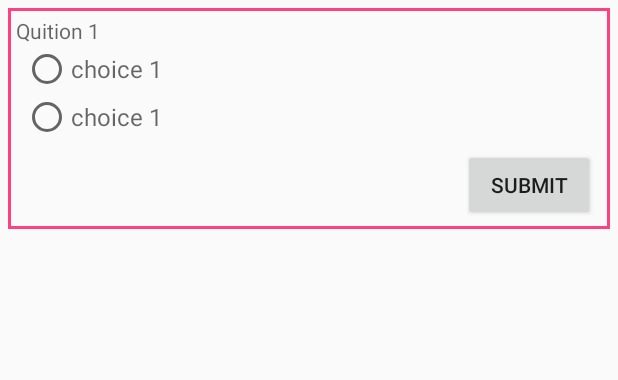
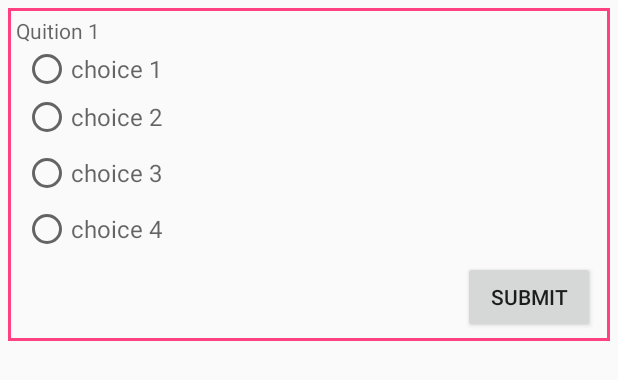
Before and after one commit to AmrEzzatAbdo/Quize_App, an Android app: the layout dashboard_item.xml on its own in the app's theme, with its tools: preview values and no code run, on a phone screen of 412 x 824 dp. Shown: the top 380 px of the screen. Run offline under Robolectric (Android 15) with nearby library versions, the phone set to English and light mode, and no system bars.

```diff
--- a/app/src/main/res/layout/dashboard_item.xml
+++ b/app/src/main/res/layout/dashboard_item.xml
@@ -31,10 +31,28 @@
         android:layout_width="wrap_content"
         android:maxWidth="300dp"
         android:layout_height="wrap_content"
-        android:hint="choice 1"
+        android:hint="choice 2"
         android:textSize="16dp"
         android:layout_marginLeft="10dp"
         android:layout_marginBottom="5dp"/>
+        <RadioButton
+            android:id="@+id/choice3"
+            android:layout_width="wrap_content"
+            android:maxWidth="300dp"
+            android:layout_height="wrap_content"
+            android:hint="choice 3"
+            android:textSize="16dp"
+            android:layout_marginLeft="10dp"
+            android:layout_marginBottom="5dp"/>
+        <RadioButton
+            android:id="@+id/choice4"
+            android:layout_width="wrap_content"
+            android:maxWidth="300dp"
+            android:layout_height="wrap_content"
+            android:hint="choice 4"
+            android:textSize="16dp"
+            android:layout_marginLeft="10dp"
+            android:layout_marginBottom="5dp"/>
     </RadioGroup>
     <Button
         android:id="@+id/submit"
```
Also changed, not shown: app/src/main/java/com/quiz/amrezzat/quizt/Admin.java (+5 -2 lines), app/src/main/java/com/quiz/amrezzat/quizt/Model/Quition.java (+20 -1 lines), app/src/main/java/com/quiz/amrezzat/quizt/dashboard.java (+20 -6 lines), app/src/main/res/layout/activity_admin.xml (+24 -12 lines).
